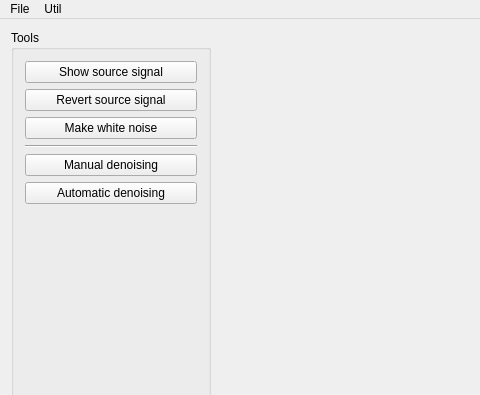
This is src/mainwindow.ui in SergShtelmakh/NoiseReduction as Qt 5 draws it before an edit; both pictures show x 0 to 480 and y 0 to 395 of the 840 by 627 pixel window. The edited form follows.
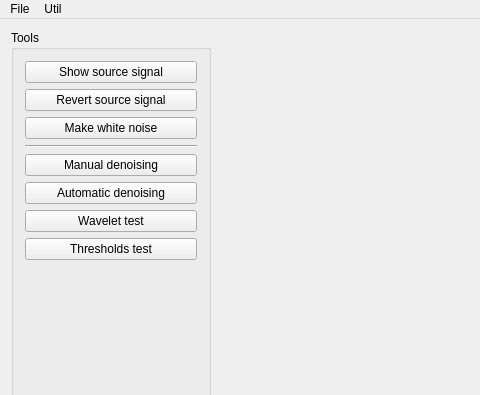
This is the edited form. Custom widgets are drawn as their Qt base class.

What changed in the file:
```diff
--- a/src/mainwindow.ui
+++ b/src/mainwindow.ui
@@ -69,6 +69,20 @@
          </property>
         </widget>
        </item>
+       <item>
+        <widget class="QPushButton" name="pushButton">
+         <property name="text">
+          <string>Wavelet test</string>
+         </property>
+        </widget>
+       </item>
+       <item>
+        <widget class="QPushButton" name="pbThresholdsTest">
+         <property name="text">
+          <string>Thresholds test</string>
+         </property>
+        </widget>
+       </item>
        <item>
         <spacer name="verticalSpacer">
          <property name="orientation">
```
